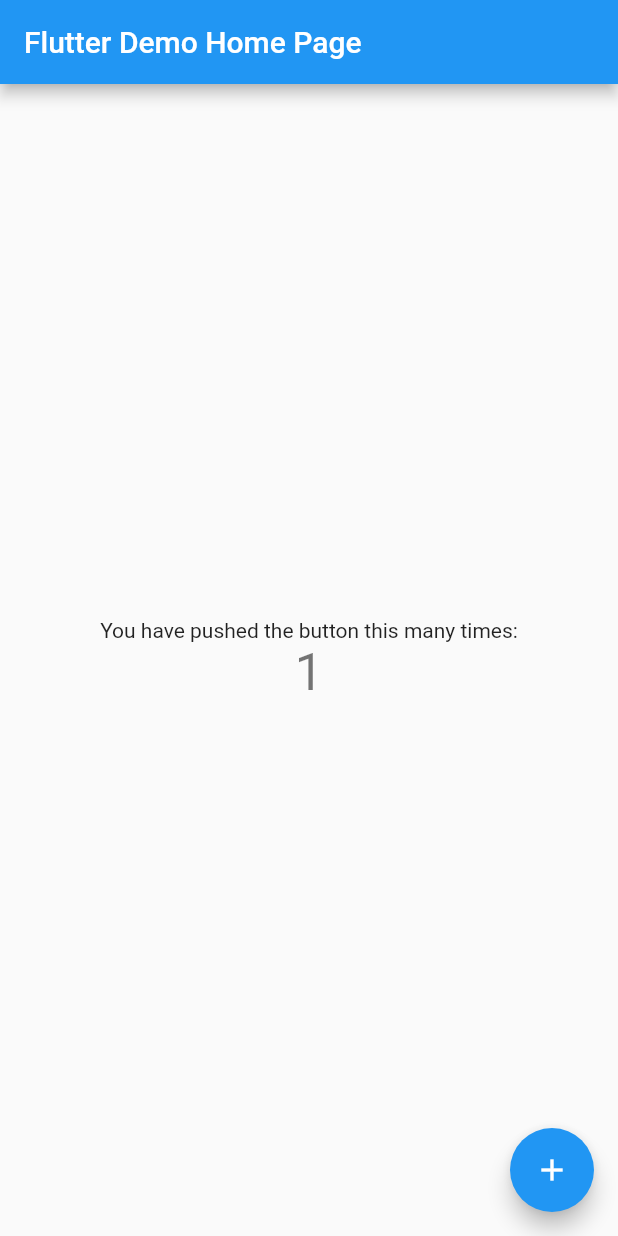
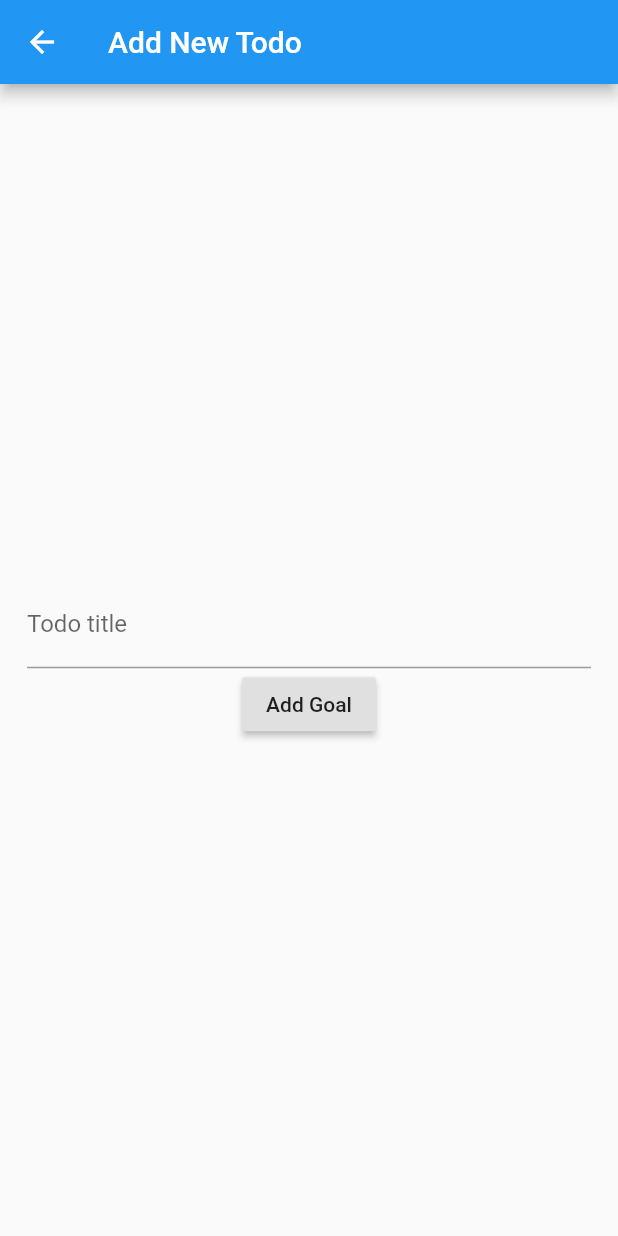
Before and after one commit to craigatk/flutter-todo-example, a Flutter app: the screen it shows after launch, after a tap on the "add" icon, on a phone screen of 412 x 824 dp. Run offline on Flutter 3.47's test engine with Material 2 defaults, Android fonts, the phone set to English and light mode, and no system bars; our stand-ins replace sqflite; missing offline and left inert: jaguar_orm, jaguar_query, jaguar_query_sqflite; accounts and stored records are empty; generated files the repository leaves out were written again.

Commit message:
Working on ability to add a TODO

```diff
--- /dev/null
+++ b/todo/lib/database/database.dart
@@ -0,0 +1,28 @@
+import 'package:path/path.dart';
+import 'package:sqflite/sqflite.dart';
+import 'package:jaguar_query_sqflite/jaguar_query_sqflite.dart';
+
+class DBProvider {
+  DBProvider._();
+
+  static final DBProvider db = DBProvider._();
+
+  static SqfliteAdapter _adapter;
+
+  Future<SqfliteAdapter> get adapter async {
+    await Sqflite.setDebugModeOn(true);
+
+    if (_adapter == null) {
+      _adapter = await _initDB();
+      await _adapter.connect();
+    }
+
+    return _adapter;
+  }
+
+  Future<SqfliteAdapter> _initDB() async {
+    String databasesPath = await getDatabasesPath();
+    String path = join(databasesPath, "TodoDB.db");
+    return SqfliteAdapter(path);
+  }
+}
--- /dev/null
+++ b/todo/lib/database/todo_record.dart
@@ -0,0 +1,38 @@
+import 'package:jaguar_orm/jaguar_orm.dart';
+import 'package:jaguar_query/jaguar_query.dart';
+import 'package:json_annotation/json_annotation.dart';
+
+part 'todo_record.jorm.dart';
+
+part 'todo_record.g.dart';
+
+@JsonSerializable(nullable: true)
+class TodoRecord {
+  TodoRecord();
+
+  TodoRecord.make(
+    this.title,
+    this.complete,
+  );
+
+  @PrimaryKey(auto: true)
+  int id;
+
+  @Column(isNullable: false)
+  String title;
+
+  @Column(isNullable: false)
+  bool complete;
+
+  factory TodoRecord.fromJson(Map<String, dynamic> json) => _$TodoRecordFromJson(json);
+
+  Map<String, dynamic> toJson() => _$TodoRecordToJson(this);
+}
+
+@GenBean()
+class TodoRecordBean extends Bean<TodoRecord> with _TodoRecordBean {
+  TodoRecordBean(Adapter adapter)
+      : super(adapter);
+
+  final String tableName = 'todo';
+}
--- a/todo/lib/main.dart
+++ b/todo/lib/main.dart
@@ -1,111 +1,35 @@
 import 'package:flutter/material.dart';
+import 'package:scoped_model/scoped_model.dart';
+import 'package:todo/model/app_model.dart';
+import 'package:todo/page/home_page.dart';
 
-void main() => runApp(MyApp());
+final appModel = AppModel.empty();
+
+void main({bool shouldLoadSampleData = false}) {
+  appModel.initDB(shouldLoadSampleData);
+
+  runApp(MyApp(
+      appModel: appModel
+  ));
+}
 
 class MyApp extends StatelessWidget {
-  // This widget is the root of your application.
-  @override
-  Widget build(BuildContext context) {
-    return MaterialApp(
-      title: 'Flutter Demo',
-      theme: ThemeData(
-        // This is the theme of your application.
-        //
-        // Try running your application with "flutter run". You'll see the
-        // application has a blue toolbar. Then, without quitting the app, try
-        // changing the primarySwatch below to Colors.green and then invoke
-        // "hot reload" (press "r" in the console where you ran "flutter run",
-        // or simply save your changes to "hot reload" in a Flutter IDE).
-        // Notice that the counter didn't reset back to zero; the application
-        // is not restarted.
-        primarySwatch: Colors.blue,
-      ),
-      home: MyHomePage(title: 'Flutter Demo Home Page'),
-    );
-  }
-}
+  final AppModel appModel;
 
-class MyHomePage extends StatefulWidget {
-  MyHomePage({Key key, this.title}) : super(key: key);
-
-  // This widget is the home page of your application. It is stateful, meaning
-  // that it has a State object (defined below) that contains fields that affect
-  // how it looks.
-
-  // This class is the configuration for the state. It holds the values (in this
-  // case the title) provided by the parent (in this case the App widget) and
-  // used by the build method of the State. Fields in a Widget subclass are
-  // always marked "final".
-
-  final String title;
-
-  @override
-  _MyHomePageState createState() => _MyHomePageState();
-}
-
-class _MyHomePageState extends State<MyHomePage> {
-  int _counter = 0;
-
-  void _incrementCounter() {
-    setState(() {
-      // This call to setState tells the Flutter framework that something has
-      // changed in this State, which causes it to rerun the build method below
-      // so that the display can reflect the updated values. If we changed
-      // _counter without calling setState(), then the build method would not be
-      // called again, and so nothing would appear to happen.
-      _counter++;
-    });
-  }
+  const MyApp({Key key, this.appModel}) : super(key: key);
 
   @override
   Widget build(BuildContext context) {
-    // This method is rerun every time setState is called, for instance as done
-    // by the _incrementCounter method above.
-    //
-    // The Flutter framework has been optimized to make rerunning build methods
-    // fast, so that you can just rebuild anything that needs updating rather
-    // than having to individually change instances of widgets.
-    return Scaffold(
-      appBar: AppBar(
-        // Here we take the value from the MyHomePage object that was created by
-        // the App.build method, and use it to set our appbar title.
-        title: Text(widget.title),
-      ),
-      body: Center(
-        // Center is a layout widget. It takes a single child and positions it
-        // in the middle of the parent.
-        child: Column(
-          // Column is also layout widget. It takes a list of children and
-          // arranges them vertically. By default, it sizes itself to fit its
-          // children horizontally, and tries to be as tall as its parent.
-          //
-          // Invoke "debug painting" (press "p" in the console, choose the
-          // "Toggle Debug Paint" action from the Flutter Inspector in Android
-          // Studio, or the "Toggle Debug Paint" command in Visual Studio Code)
-          // to see the wireframe for each widget.
-          //
-          // Column has various properties to control how it sizes itself and
-          // how it positions its children. Here we use mainAxisAlignment to
-          // center the children vertically; the main axis here is the vertical
-          // axis because Columns are vertical (the cross axis would be
-          // horizontal).
-          mainAxisAlignment: MainAxisAlignment.center,
-          children: <Widget>[
-            Text(
-              'You have pushed the button this many times:',
-            ),
-            Text(
-              '$_counter',
-              style: Theme.of(context).textTheme.display1,
-            ),
-          ],
+    return ScopedModel<AppModel>(
+      model: appModel,
+      child: ScopedModelDescendant<AppModel>(
+        builder: (context, child, model) => MaterialApp(
+          title: 'TODO',
+          theme: new ThemeData(
+            primarySwatch: Colors.blue,
+          ),
+          home: HomePage(),
         ),
       ),
-      floatingActionButton: FloatingActionButton(
-        onPressed: _incrementCounter,
-        tooltip: 'Increment',
-        child: Icon(Icons.add),
-      ), // This trailing comma makes auto-formatting nicer for build methods.
     );
-  }
-}
+  }}
--- /dev/null
+++ b/todo/lib/model/app_model.dart
@@ -0,0 +1,62 @@
+import 'package:scoped_model/scoped_model.dart';
+import 'package:todo/database/database.dart';
+import 'package:todo/database/todo_record.dart';
+import 'package:todo/model/todo_model.dart';
+
+class AppModel extends Model {
+  List<TodoModel> _todos = [];
+
+  TodoRecordBean _todoRecordBean;
+
+  List<TodoModel> get todos => _todos;
+
+  AppModel.empty();
+
+  Future<void> initDB(bool shouldLoadSampleData) async {
+    final adapter = await DBProvider.db.adapter;
+
+    this._todoRecordBean = TodoRecordBean(adapter);
+
+    final currentVersion = await adapter.connection.getVersion();
+
+    if (currentVersion == null || currentVersion == 0) {
+      this._todoRecordBean.createTable();
+      await adapter.connection.setVersion(1);
+    }
+
+    if (shouldLoadSampleData) {
+      await this._loadSampleData();
+    }
+
+    this.loadDataFromDB();
+  }
+
+  Future<void> _loadSampleData() async {}
+
+  Future<void> loadDataFromDB() async {
+    final allRecords = await _todoRecordBean.getAll() ?? [];
+
+    this._todos = allRecords
+        .map((todoRecord) => TodoModel.fromRecord(
+              todoRecord,
+            ))
+        .toList();
+
+    notifyListeners();
+  }
+
+  Future<int> addTodo(String title) async {
+    final record = TodoRecord.make(title, false);
+
+    final id = await _todoRecordBean.insert(record);
+    record.id = id;
+
+    this._todos.add(
+          TodoModel.fromRecord(
+            record,
+          ),
+        );
+    notifyListeners();
+    return id;
+  }
+}
--- /dev/null
+++ b/todo/lib/model/todo_model.dart
@@ -0,0 +1,21 @@
+import 'package:scoped_model/scoped_model.dart';
+import 'package:todo/database/todo_record.dart';
+
+class TodoModel extends Model {
+  final int _id;
+  String _title;
+  bool _complete;
+
+  TodoModel(
+    this._id,
+    this._title,
+    this._complete,
+  );
+
+  TodoModel.fromRecord(TodoRecord todoRecord)
+      : this(
+          todoRecord.id,
+          todoRecord.title,
+          todoRecord.complete,
+        );
+}
--- /dev/null
+++ b/todo/lib/page/add_todo_page.dart
@@ -0,0 +1,51 @@
+import 'package:flutter/material.dart';
+import 'package:scoped_model/scoped_model.dart';
+import 'package:todo/model/app_model.dart';
+
+class AddTodoPage extends StatefulWidget {
+  @override
+  AddTodoPageState createState() {
+    return AddTodoPageState();
+  }
+}
+
+class AddTodoPageState extends State<AddTodoPage> {
+  final TextEditingController _titleController = TextEditingController();
+
+  @override
+  Widget build(BuildContext context) {
+    return Scaffold(
+      appBar: AppBar(
+        key: Key('add_todo_page'),
+        title: Text("Add New Todo"),
+      ),
+      body: Padding(
+        padding: const EdgeInsets.all(18.0),
+        child: ScopedModelDescendant<AppModel>(
+          builder: (context, child, model) {
+            return Column(
+              mainAxisAlignment: MainAxisAlignment.center,
+              children: <Widget>[
+                TextField(
+                  key: Key('todo_title_input'),
+                  decoration: InputDecoration(labelText: 'Todo title'),
+                  controller: _titleController,
+                ),
+                RaisedButton(
+                  key: Key('add_todo_button'),
+                  onPressed: () {
+                    model.addTodo(
+                      _titleController.text,
+                    );
+                    Navigator.pop(context);
+                  },
+                  child: Text('Add Goal'),
+                ),
+              ],
+            );
+          },
+        ),
+      ),
+    );
+  }
+}
--- /dev/null
+++ b/todo/lib/page/home_page.dart
@@ -0,0 +1,27 @@
+import 'package:flutter/material.dart';
+import 'package:scoped_model/scoped_model.dart';
+import 'package:todo/model/app_model.dart';
+import 'package:todo/page/add_todo_page.dart';
+
+class HomePage extends StatelessWidget {
+  @override
+  Widget build(BuildContext context) {
+    return ScopedModelDescendant<AppModel>(
+      builder: (context, child, model) => Scaffold(
+            key: Key('home_page'),
+            appBar: AppBar(
+              title: Text("TODO Sample"),
+            ),
+            body: Center(
+              child: Text("Home page"),
+            ),
+            floatingActionButton: FloatingActionButton(
+              key: Key('go_to_add_todo_button'),
+              onPressed: () =>
+                  Navigator.push(context, MaterialPageRoute(builder: (context) => AddTodoPage())),
+              child: Icon(Icons.add),
+            ),
+          ),
+    );
+  }
+}
```
Also changed, not shown: todo/lib/database/todo_record.jorm.dart (added, +161 -0 lines), todo/lib/database/todo_record.g.dart (added), 2 other files.
